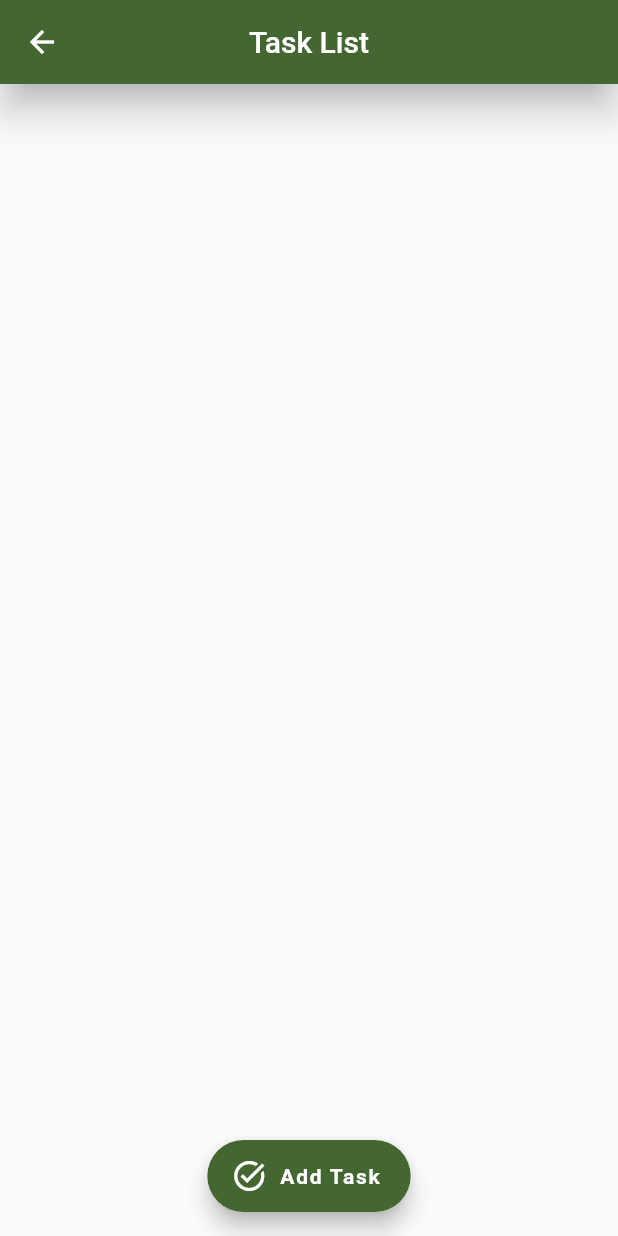
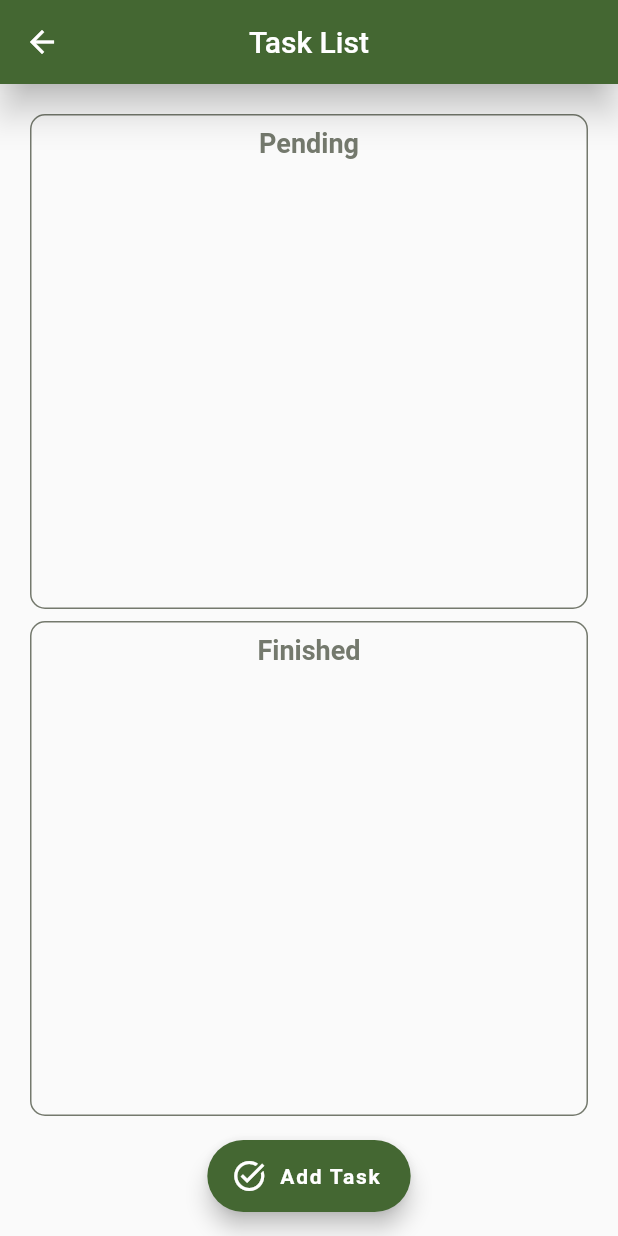
Before and after one commit to shelldonryan/toDo-list-project, a Flutter app: the TaskPage screen opened directly, on a phone screen of 412 x 824 dp. Run offline on Flutter 3.47's test engine with Material 3 defaults, Android fonts, the phone set to English and light mode, and no system bars; our stand-ins replace sqflite; accounts and stored records are empty.

Commit message:
Feature 004 complete

```diff
--- a/lib/pages/tasks_page.dart
+++ b/lib/pages/tasks_page.dart
@@ -14,10 +14,10 @@ class _TaskPageState extends State<TaskPage> {
   final DatabaseService _databaseService = DatabaseService.instance;
 
   Future<void> _addTask(String taskName, String description) async {
-      await _databaseService.addTask(taskName, description);
+    await _databaseService.addTask(taskName, description);
   }
 
-  Future<void> _updateTaskStatus(int id, int isDone) async{
+  Future<void> _updateTaskStatus(int id, int isDone) async {
     await _databaseService.updateTaskStatus(id, isDone);
   }
 
@@ -43,8 +43,8 @@ class _TaskPageState extends State<TaskPage> {
                 mainAxisSize: MainAxisSize.min,
                 children: [
                   TextField(
-                    decoration:
-                        const InputDecoration(labelText: "what's the task name?"),
+                    decoration: const InputDecoration(
+                        labelText: "what's the task name?"),
                     onChanged: (value) {
                       taskName = value;
                     },
@@ -101,25 +101,30 @@ class _TaskPageState extends State<TaskPage> {
         });
   }
 
-  @override
-  Widget build(BuildContext context) {
-    return Scaffold(
-      appBar: AppBar(
-        centerTitle: true,
-        backgroundColor: Theme.of(context).colorScheme.primary,
-        foregroundColor: Theme.of(context).colorScheme.onPrimary,
-        title: const Text("Task List"),
-        elevation: 10,
+  _showListViewStatus(List<Task> tasks, String label) {
+    return Expanded(
+        child: Container(
+      decoration: BoxDecoration(
+        border: Border.all(color: Theme.of(context).colorScheme.outline),
+        borderRadius: BorderRadius.circular(10),
       ),
-      body: Container(
-        margin: const EdgeInsets.symmetric(vertical: 40, horizontal: 20),
-        child: FutureBuilder(
-          future: _databaseService.getTasks(),
-          builder: (context, snapshot) {
-            return ListView.builder(
-              itemCount: snapshot.data?.length ?? 0,
+      child: Column(
+        children: [
+          Padding(
+            padding: const EdgeInsets.all(8),
+            child: Text(
+              label,
+              style: TextStyle(
+                  fontSize: 18,
+                  fontWeight: FontWeight.bold,
+                  color: Theme.of(context).colorScheme.outline),
+            ),
+          ),
+          Expanded(
+            child: ListView.builder(
+              itemCount: tasks.length,
               itemBuilder: (context, index) {
-                final task = snapshot.data![index];
+                final task = tasks[index];
                 return TaskTile(
                   task: task,
                   onCheckBoxChanged: (isChecked) {
@@ -132,9 +137,45 @@ class _TaskPageState extends State<TaskPage> {
                   },
                 );
               },
-            );
-          }
-        ),
+            ),
+          ),
+        ],
+      ),
+    ));
+  }
+
+  @override
+  Widget build(BuildContext context) {
+    return Scaffold(
+      appBar: AppBar(
+        centerTitle: true,
+        backgroundColor: Theme.of(context).colorScheme.primary,
+        foregroundColor: Theme.of(context).colorScheme.onPrimary,
+        title: const Text("Task List"),
+        elevation: 10,
+      ),
+      body: Container(
+        margin: const EdgeInsets.only(top: 20, left: 20, right: 20, bottom: 80),
+        child: FutureBuilder(
+            future: _databaseService.getTasks(),
+            builder: (context, snapshot) {
+              final tasks = snapshot.data!;
+
+              final pendingTasks =
+                  tasks.where((task) => task.isDone == 0).toList();
+              final doneTasks =
+                  tasks.where((task) => task.isDone == 1).toList();
+
+              return Column(
+                children: [
+                  _showListViewStatus(pendingTasks, 'Pending'),
+                  const SizedBox(
+                    height: 8,
+                  ),
+                  _showListViewStatus(doneTasks, 'Finished'),
+                ],
+              );
+            }),
       ),
       floatingActionButtonLocation: FloatingActionButtonLocation.centerFloat,
       floatingActionButton: FloatingActionButton.extended(
```
